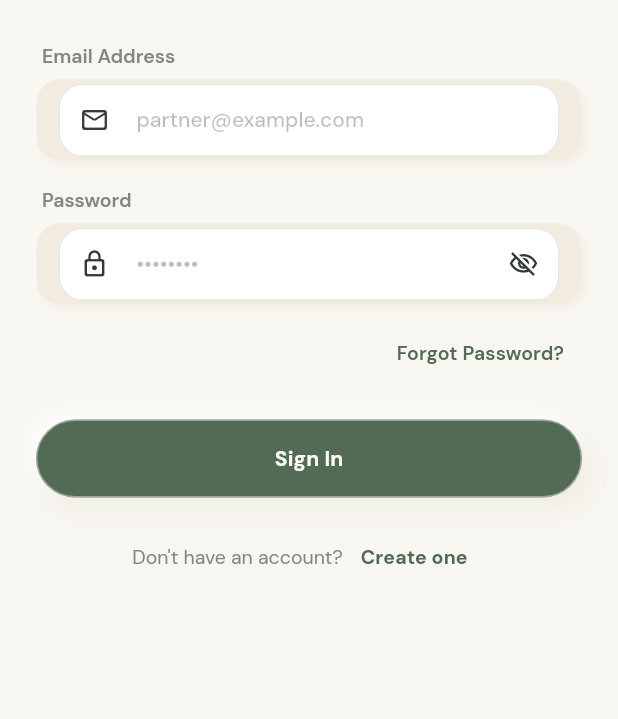
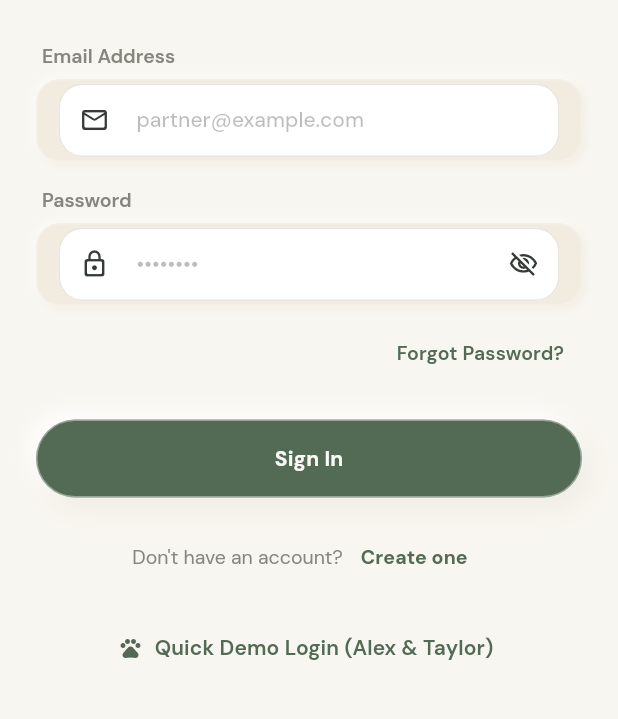
Before and after one commit to krushnasaruk/together, a Flutter app: the RegisterScreen screen opened by its route, after a tap on "Create Account", after a tap on "Sign in", on a phone screen of 412 x 824 dp, the part 215-934 px from its top. Run offline on Flutter 3.47's test engine with Material 3 defaults, Android fonts, the phone set to English and light mode, and no system bars; our stand-ins replace cloud_firestore, firebase_auth, firebase_core, flutter_riverpod, go_router, google_fonts and 1 more; accounts and stored records are empty.

Commit message:
feat(navigation): launch login screen first and streamline auth-to-main panel transition

```diff
--- a/lib/core/router/app_router.dart
+++ b/lib/core/router/app_router.dart
@@ -48,7 +48,7 @@ CustomTransitionPage<void> _buildSlideFadePage({
 final appRouterProvider = Provider<GoRouter>((ref) {
   return GoRouter(
     navigatorKey: _rootNavigatorKey,
-    initialLocation: '/today',
+    initialLocation: '/login',
     routes: [
       GoRoute(
         path: '/welcome',
--- a/lib/features/authentication/presentation/screens/login_screen.dart
+++ b/lib/features/authentication/presentation/screens/login_screen.dart
@@ -56,10 +56,12 @@ class _LoginScreenState extends ConsumerState<LoginScreen> {
     return Scaffold(
       backgroundColor: isDark ? AppColors.darkBackground : AppColors.background,
       appBar: AppBar(
-        leading: IconButton(
-          icon: const Icon(Icons.arrow_back_rounded),
-          onPressed: () => context.pop(),
-        ),
+        leading: context.canPop()
+            ? IconButton(
+                icon: const Icon(Icons.arrow_back_rounded),
+                onPressed: () => context.pop(),
+              )
+            : null,
       ),
       body: SafeArea(
         child: Form(
@@ -213,6 +215,27 @@ class _LoginScreenState extends ConsumerState<LoginScreen> {
                   ),
                 ],
               ),
+              const SizedBox(height: AppTokens.space12),
+
+              // Quick Demo Sign In
+              Center(
+                child: TextButton.icon(
+                  icon: const Icon(Icons.pets_rounded, size: 16),
+                  label: const Text('Quick Demo Login (Alex & Taylor)'),
+                  style: TextButton.styleFrom(
+                    foregroundColor:
+                        isDark ? AppColors.darkPrimary : AppColors.primaryDark,
+                  ),
+                  onPressed: () {
+                    context.go('/today');
+                    TogetherToast.show(
+                      context,
+                      message: 'Welcome Alex & Taylor!',
+                      pose: MisoPose.celebrating,
+                    );
+                  },
+                ),
+              ),
             ],
           ),
         ),
--- a/lib/features/profile/presentation/screens/profile_screen.dart
+++ b/lib/features/profile/presentation/screens/profile_screen.dart
@@ -481,7 +481,7 @@ class _ProfileScreenState extends ConsumerState<ProfileScreen> {
             icon: const Icon(Icons.logout_rounded, size: 18),
             label: const Text('Sign Out of Account'),
             onPressed: () {
-              context.go('/welcome');
+              context.go('/login');
             },
           ),
           const SizedBox(height: AppTokens.space12),
--- a/lib/shared/widgets/mascot/miso_character.dart
+++ b/lib/shared/widgets/mascot/miso_character.dart
@@ -41,7 +41,9 @@ class _MisoCharacterState extends State<MisoCharacter>
       CurvedAnimation(parent: _idleController, curve: Curves.easeInOut),
     );
 
-    if (widget.animateIdle) {
+    final bool isTest =
+        WidgetsBinding.instance.runtimeType.toString().contains('Test');
+    if (widget.animateIdle && !isTest) {
       _idleController.repeat(reverse: true);
     }
   }
@@ -50,7 +52,9 @@ class _MisoCharacterState extends State<MisoCharacter>
   void didUpdateWidget(covariant MisoCharacter oldWidget) {
     super.didUpdateWidget(oldWidget);
     if (oldWidget.animateIdle != widget.animateIdle) {
-      if (widget.animateIdle) {
+      final bool isTest =
+          WidgetsBinding.instance.runtimeType.toString().contains('Test');
+      if (widget.animateIdle && !isTest) {
         _idleController.repeat(reverse: true);
       } else {
         _idleController.stop();
```
Also changed, not shown: 6 other files.
